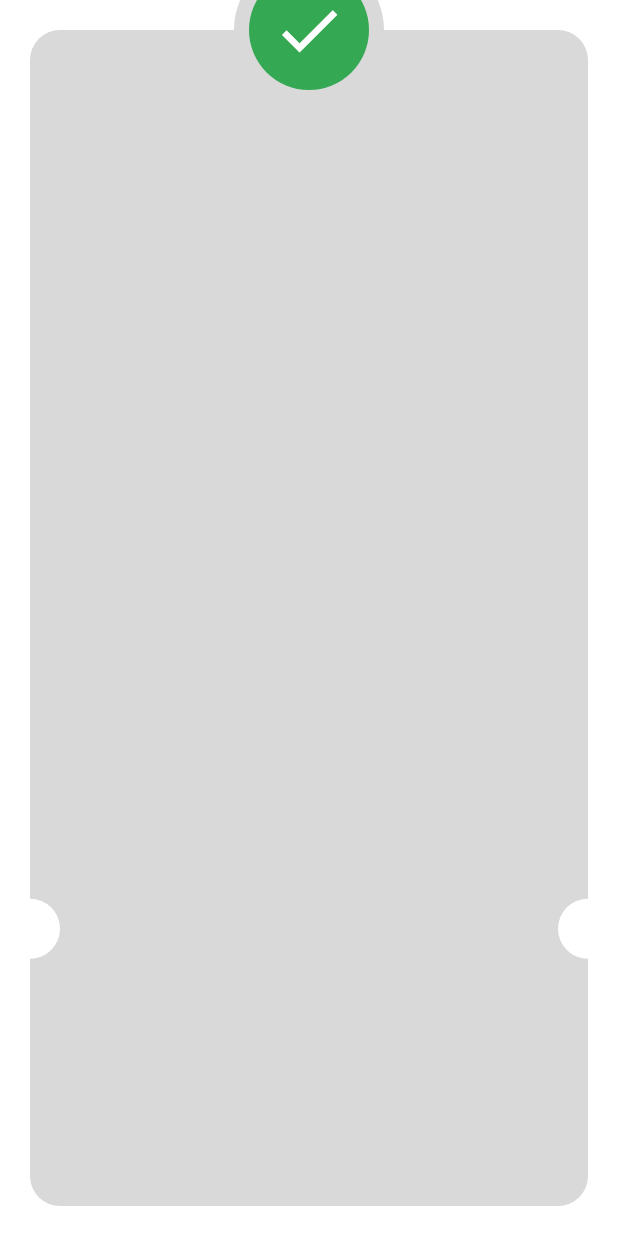
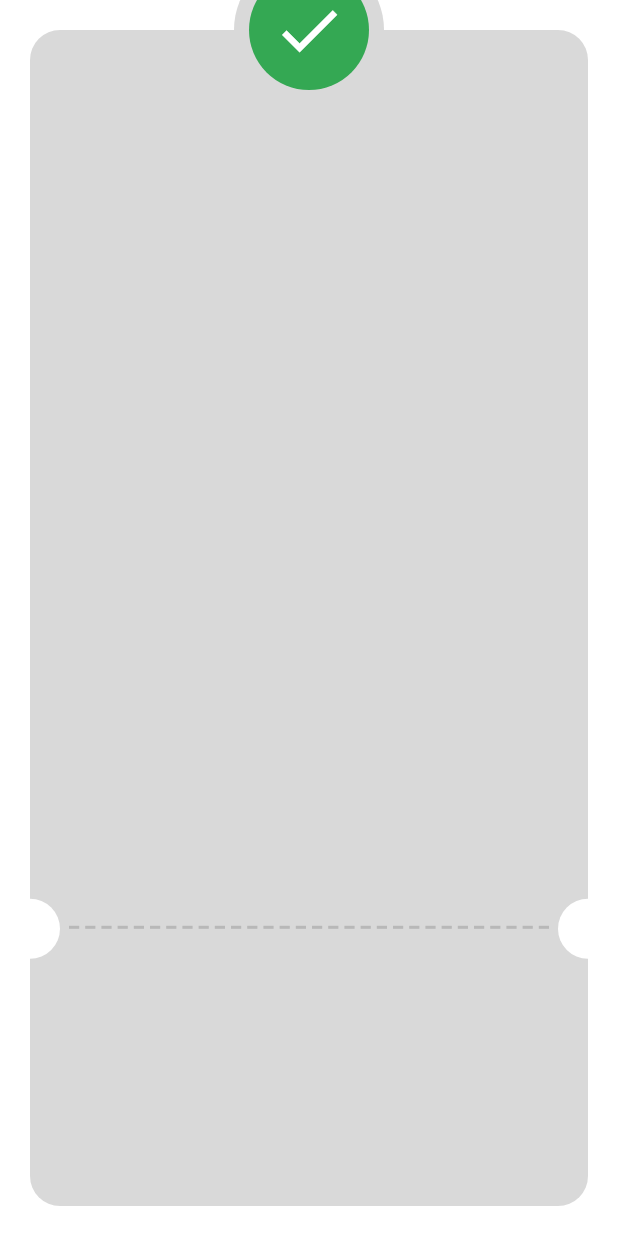
Before and after one commit to mjaber5/payment-flutter, a Flutter app: the ThankYouView screen opened directly, on a phone screen of 412 x 824 dp. Run offline on Flutter 3.47's test engine with Material 3 defaults, Android fonts, the phone set to English and light mode, and no system bars; our stand-ins replace flutter_credit_card, flutter_svg.

Commit message:
refactor code

```diff
--- /dev/null
+++ b/lib/features/checkout/presentation/views/widgets/custom_check_item.dart
@@ -0,0 +1,24 @@
+import 'package:flutter/material.dart';
+
+class CustomCheckItem extends StatelessWidget {
+  const CustomCheckItem({
+    super.key,
+  });
+
+  @override
+  Widget build(BuildContext context) {
+    return const CircleAvatar(
+      radius: 50,
+      backgroundColor: Color(0xFFD9D9D9),
+      child: CircleAvatar(
+        radius: 40,
+        backgroundColor: Color(0xff34A853),
+        child: Icon(
+          Icons.check,
+          color: Colors.white,
+          size: 50,
+        ),
+      ),
+    );
+  }
+}
--- /dev/null
+++ b/lib/features/checkout/presentation/views/widgets/custom_dashed_line.dart
@@ -0,0 +1,25 @@
+import 'package:flutter/material.dart';
+
+class CustomDashedLine extends StatelessWidget {
+  const CustomDashedLine({
+    super.key,
+  });
+
+  @override
+  Widget build(BuildContext context) {
+    return Row(
+      children: List.generate(
+        30,
+        (index) => Expanded(
+          child: Padding(
+            padding: const EdgeInsets.symmetric(horizontal: 2),
+            child: Container(
+              color: const Color(0xffB8B8B8),
+              height: 2,
+            ),
+          ),
+        ),
+      ),
+    );
+  }
+}
--- /dev/null
+++ b/lib/features/checkout/presentation/views/widgets/thank_you_card.dart
@@ -0,0 +1,19 @@
+import 'package:flutter/material.dart';
+
+class ThankYouCard extends StatelessWidget {
+  const ThankYouCard({
+    super.key,
+  });
+
+  @override
+  Widget build(BuildContext context) {
+    return Container(
+      decoration: ShapeDecoration(
+        color: const Color(0xFFD9D9D9),
+        shape: RoundedRectangleBorder(
+          borderRadius: BorderRadius.circular(20),
+        ),
+      ),
+    );
+  }
+}
--- a/lib/features/checkout/presentation/views/widgets/thank_you_view_body.dart
+++ b/lib/features/checkout/presentation/views/widgets/thank_you_view_body.dart
@@ -1,4 +1,7 @@
 import 'package:flutter/material.dart';
+import 'package:payment_flutter/features/checkout/presentation/views/widgets/custom_check_item.dart';
+import 'package:payment_flutter/features/checkout/presentation/views/widgets/custom_dashed_line.dart';
+import 'package:payment_flutter/features/checkout/presentation/views/widgets/thank_you_card.dart';
 
 class ThankYouViewBody extends StatelessWidget {
   const ThankYouViewBody({super.key});
@@ -10,13 +13,12 @@ class ThankYouViewBody extends StatelessWidget {
       child: Stack(
         clipBehavior: Clip.none,
         children: [
-          Container(
-            decoration: ShapeDecoration(
-              color: const Color(0xFFD9D9D9),
-              shape: RoundedRectangleBorder(
-                borderRadius: BorderRadius.circular(20),
-              ),
-            ),
+          const ThankYouCard(),
+          Positioned(
+            left: 20 + 4,
+            right: 20 + 4,
+            bottom: MediaQuery.sizeOf(context).height * 0.2 + 20,
+            child: const CustomDashedLine(),
           ),
           Positioned(
             left: -20,
@@ -36,19 +38,7 @@ class ThankYouViewBody extends StatelessWidget {
             top: -50,
             left: 0,
             right: 0,
-            child: CircleAvatar(
-              radius: 50,
-              backgroundColor: Color(0xFFD9D9D9),
-              child: CircleAvatar(
-                radius: 40,
-                backgroundColor: Color(0xff34A853),
-                child: Icon(
-                  Icons.check,
-                  color: Colors.white,
-                  size: 50,
-                ),
-              ),
-            ),
+            child: CustomCheckItem(),
           )
         ],
       ),
```
